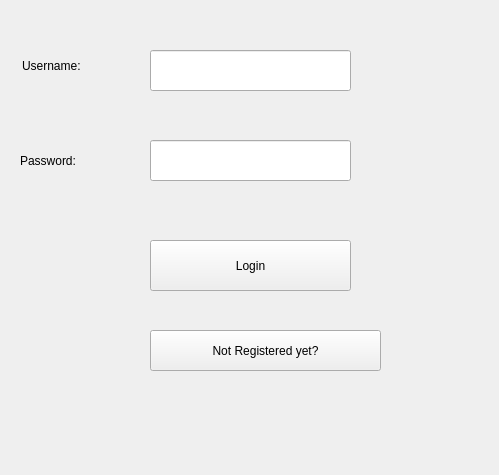
The window that CareSphere/login.ui (MubtasimSajid/CareSphere) describes before a commit, drawn with Qt 5.
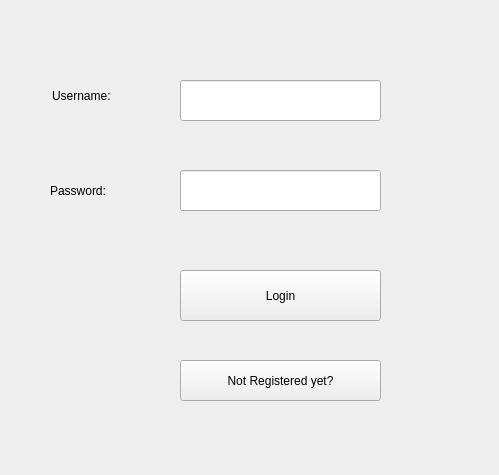
The same window after the commit.

Diff of the .ui file:
```diff
--- a/CareSphere/login.ui
+++ b/CareSphere/login.ui
@@ -20,8 +20,8 @@
    <widget class="QPushButton" name="loginButton">
     <property name="geometry">
      <rect>
-      <x>150</x>
-      <y>240</y>
+      <x>180</x>
+      <y>270</y>
       <width>201</width>
       <height>51</height>
      </rect>
@@ -33,8 +33,8 @@
    <widget class="QLabel" name="usernameLabel">
     <property name="geometry">
      <rect>
-      <x>22</x>
-      <y>50</y>
+      <x>52</x>
+      <y>80</y>
       <width>111</width>
       <height>31</height>
      </rect>
@@ -46,8 +46,8 @@
    <widget class="QLabel" name="passwordLabel">
     <property name="geometry">
      <rect>
-      <x>20</x>
-      <y>140</y>
+      <x>50</x>
+      <y>170</y>
       <width>121</width>
       <height>41</height>
      </rect>
@@ -59,8 +59,8 @@
    <widget class="QLineEdit" name="usernameLineEdit">
     <property name="geometry">
      <rect>
-      <x>150</x>
-      <y>50</y>
+      <x>180</x>
+      <y>80</y>
       <width>201</width>
       <height>41</height>
      </rect>
@@ -69,8 +69,8 @@
    <widget class="QLineEdit" name="passwordLineEdit">
     <property name="geometry">
      <rect>
-      <x>150</x>
-      <y>140</y>
+      <x>180</x>
+      <y>170</y>
       <width>201</width>
       <height>41</height>
      </rect>
@@ -79,12 +79,8 @@
    <widget class="QPushButton" name="registerButton">
     <property name="geometry">
      <rect>
-      <x>150</x>
-      <y>330</y>
-      <width>231</width>
-      <height>41</height>
-      <width>201</width>
-      <height>30</height>
+      <x>180</x>
+      <y>360</y>
       <width>201</width>
       <height>41</height>
      </rect>
```
